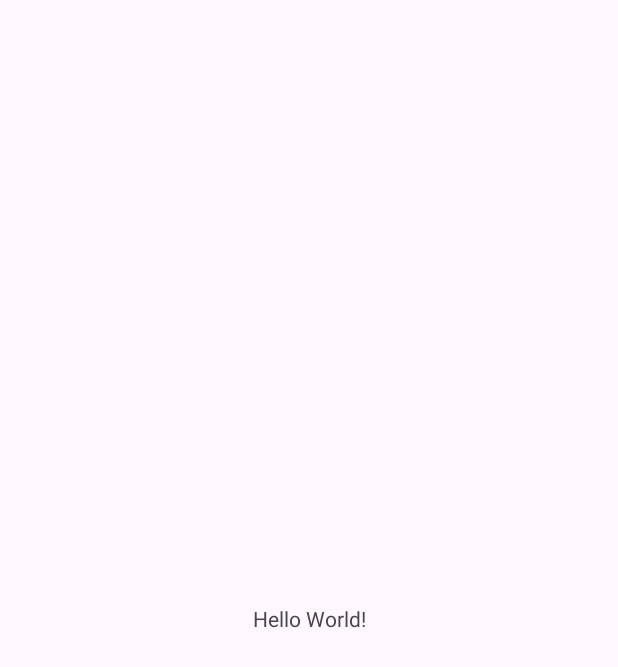
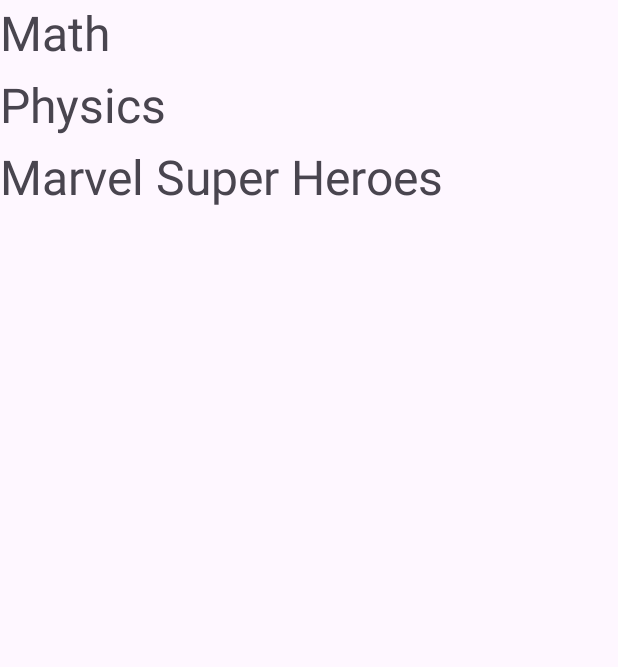
Before and after one commit to freymend/quizdroid, an Android app: the screen it shows after launch (MainActivity), on a phone screen of 412 x 824 dp. Before the commit the part shown is almost empty. Shown: the top 667 px of the screen. Run offline under Robolectric (Android 15) with nearby library versions, the phone set to English and light mode, and no system bars.

Commit message:
initial recyclerview

```diff
--- a/app/src/main/java/wedu/uw/ischool/zachaz/quizdroid/MainActivity.kt
+++ b/app/src/main/java/wedu/uw/ischool/zachaz/quizdroid/MainActivity.kt
@@ -2,10 +2,46 @@ package wedu.uw.ischool.zachaz.quizdroid
 
 import androidx.appcompat.app.AppCompatActivity
 import android.os.Bundle
+import android.util.Log
+import android.view.LayoutInflater
+import android.view.View
+import android.view.ViewGroup
+import android.widget.TextView
+import androidx.recyclerview.widget.RecyclerView
 
 class MainActivity : AppCompatActivity() {
     override fun onCreate(savedInstanceState: Bundle?) {
         super.onCreate(savedInstanceState)
         setContentView(R.layout.activity_main)
+
+        val dataset = arrayOf("Math", "Physics", "Marvel Super Heroes")
+        val quizAdapter = QuizAdapter(dataset)
+
+        val recyclerView = findViewById<RecyclerView>(R.id.quiz_list)
+        recyclerView.adapter = quizAdapter
     }
 }
+
+class QuizAdapter(private val dataSet: Array<String>): RecyclerView.Adapter<QuizAdapter.ViewHolder>() {
+    class ViewHolder(view: View): RecyclerView.ViewHolder(view) {
+        private val textView = view.findViewById<TextView>(R.id.quiz_title)
+
+        fun bind(word: String) {
+            textView.text = word
+        }
+    }
+
+    override fun onCreateViewHolder(viewGroup: ViewGroup, viewType: Int): ViewHolder {
+        val view = LayoutInflater.from(viewGroup.context)
+            .inflate(R.layout.quiz_list_item, viewGroup, false)
+        Log.i("QuizAdapter", "Created new view")
+        return ViewHolder(view)
+    }
+
+    override fun onBindViewHolder(holder: ViewHolder, position: Int) {
+        holder.bind(dataSet[position])
+        Log.i("QuizAdapter", "Bound view to position $position")
+    }
+
+    override fun getItemCount() = dataSet.size
+}
--- a/app/src/main/res/layout/activity_main.xml
+++ b/app/src/main/res/layout/activity_main.xml
@@ -6,13 +6,11 @@
     android:layout_height="match_parent"
     tools:context=".MainActivity">
 
-    <TextView
-        android:layout_width="wrap_content"
-        android:layout_height="wrap_content"
-        android:text="Hello World!"
-        app:layout_constraintBottom_toBottomOf="parent"
-        app:layout_constraintEnd_toEndOf="parent"
+    <androidx.recyclerview.widget.RecyclerView
+        android:id="@+id/quiz_list"
+        android:layout_width="409dp"
+        android:layout_height="729dp"
+        app:layoutManager="androidx.recyclerview.widget.LinearLayoutManager"
         app:layout_constraintStart_toStartOf="parent"
         app:layout_constraintTop_toTopOf="parent" />
-
 </androidx.constraintlayout.widget.ConstraintLayout>
--- /dev/null
+++ b/app/src/main/res/layout/quiz_list_item.xml
@@ -0,0 +1,13 @@
+<?xml version="1.0" encoding="utf-8"?>
+<FrameLayout xmlns:android="http://schemas.android.com/apk/res/android"
+    android:layout_width="match_parent"
+    android:layout_height="48dp"
+    android:gravity="center_vertical">
+
+    <TextView
+        android:id="@+id/quiz_title"
+        android:layout_width="wrap_content"
+        android:layout_height="wrap_content"
+        android:textSize="32sp"
+        android:text="Quiz Title"/>
+</FrameLayout>
```
